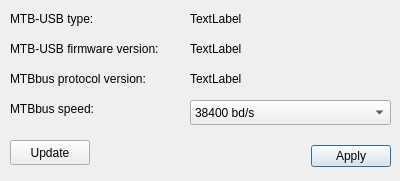
The window that ui/mtbusbdialog.ui (kmzbrnoI/mtb-config-tool) describes before a commit, drawn with Qt 5.
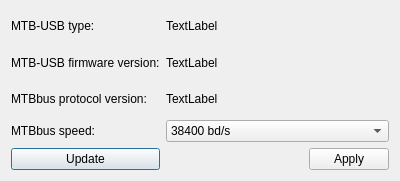
The same window after the commit.

Commit message: Apply grid layou to all forms.

```diff
--- a/ui/mtbusbdialog.ui
+++ b/ui/mtbusbdialog.ui
@@ -13,122 +13,58 @@
   <property name="windowTitle">
    <string>MTB-USB</string>
   </property>
-  <widget class="QDialogButtonBox" name="bb_main">
-   <property name="geometry">
-    <rect>
-     <x>200</x>
-     <y>140</y>
-     <width>191</width>
-     <height>32</height>
-    </rect>
-   </property>
-   <property name="orientation">
-    <enum>Qt::Horizontal</enum>
-   </property>
-   <property name="standardButtons">
-    <set>QDialogButtonBox::Apply</set>
-   </property>
-  </widget>
+  <layout class="QGridLayout" name="gridLayout">
+   <item row="0" column="0">
   <widget class="QLabel" name="label">
-   <property name="geometry">
-    <rect>
-     <x>10</x>
-     <y>10</y>
-     <width>171</width>
-     <height>17</height>
-    </rect>
-   </property>
    <property name="text">
     <string>MTB-USB type:</string>
    </property>
   </widget>
+   </item>
+   <item row="0" column="1">
   <widget class="QLabel" name="l_type">
-   <property name="geometry">
-    <rect>
-     <x>190</x>
-     <y>10</y>
-     <width>54</width>
-     <height>17</height>
-    </rect>
-   </property>
    <property name="text">
     <string>TextLabel</string>
    </property>
   </widget>
+   </item>
+   <item row="1" column="0">
   <widget class="QLabel" name="label_2">
-   <property name="geometry">
-    <rect>
-     <x>10</x>
-     <y>40</y>
-     <width>171</width>
-     <height>17</height>
-    </rect>
-   </property>
    <property name="text">
     <string>MTB-USB firmware version:</string>
    </property>
   </widget>
+   </item>
+   <item row="1" column="1">
+    <widget class="QLabel" name="l_fw_version">
+     <property name="text">
+      <string>TextLabel</string>
+     </property>
+    </widget>
+   </item>
+   <item row="2" column="0">
   <widget class="QLabel" name="label_3">
-   <property name="geometry">
-    <rect>
-     <x>10</x>
-     <y>70</y>
-     <width>171</width>
-     <height>17</height>
-    </rect>
-   </property>
    <property name="text">
     <string>MTBbus protocol version:</string>
    </property>
   </widget>
+   </item>
+   <item row="2" column="1">
+    <widget class="QLabel" name="l_protocol_version">
+     <property name="text">
+      <string>TextLabel</string>
+     </property>
+    </widget>
+   </item>
+   <item row="3" column="0">
   <widget class="QLabel" name="label_4">
-   <property name="geometry">
-    <rect>
-     <x>10</x>
-     <y>100</y>
-     <width>171</width>
-     <height>17</height>
-    </rect>
-   </property>
    <property name="text">
     <string>MTBbus speed:</string>
    </property>
   </widget>
-  <widget class="QLabel" name="l_fw_version">
-   <property name="geometry">
-    <rect>
-     <x>190</x>
-     <y>40</y>
-     <width>54</width>
-     <height>17</height>
-    </rect>
-   </property>
-   <property name="text">
-    <string>TextLabel</string>
-   </property>
-  </widget>
-  <widget class="QLabel" name="l_protocol_version">
-   <property name="geometry">
-    <rect>
-     <x>190</x>
-     <y>70</y>
-     <width>54</width>
-     <height>17</height>
-    </rect>
-   </property>
-   <property name="text">
-    <string>TextLabel</string>
-   </property>
-  </widget>
+   </item>
+   <item row="3" column="1">
   <widget class="QComboBox" name="cb_speed">
-   <property name="geometry">
-    <rect>
-     <x>190</x>
-     <y>100</y>
-     <width>201</width>
-     <height>25</height>
-    </rect>
-   </property>
    <item>
     <property name="text">
      <string>38400 bd/s</string>
@@ -150,19 +86,25 @@
     </property>
    </item>
   </widget>
+   </item>
+   <item row="4" column="0">
   <widget class="QPushButton" name="b_update">
-   <property name="geometry">
-    <rect>
-     <x>10</x>
-     <y>140</y>
-     <width>80</width>
-     <height>25</height>
-    </rect>
-   </property>
    <property name="text">
     <string>Update</string>
    </property>
   </widget>
+   </item>
+   <item row="4" column="1">
+    <widget class="QDialogButtonBox" name="bb_main">
+     <property name="orientation">
+      <enum>Qt::Orientation::Horizontal</enum>
+     </property>
+     <property name="standardButtons">
+      <set>QDialogButtonBox::StandardButton::Apply</set>
+     </property>
+    </widget>
+   </item>
+  </layout>
  </widget>
  <resources/>
  <connections>
```
Lines whose indentation alone changed are shown as unchanged. The commit also changes 17 other files.
